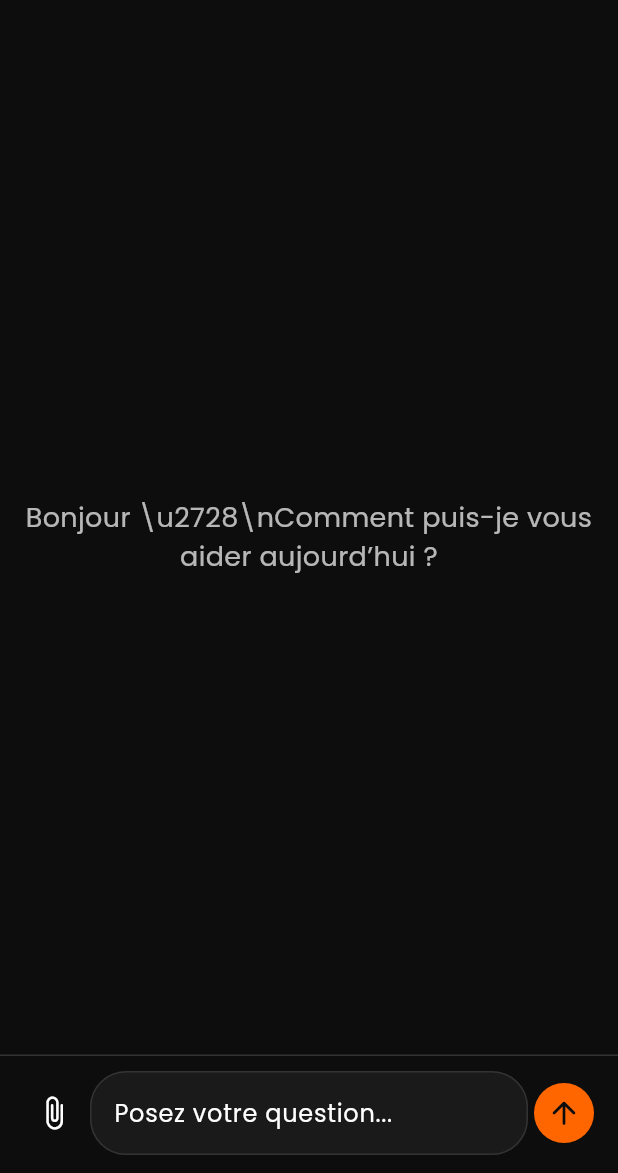
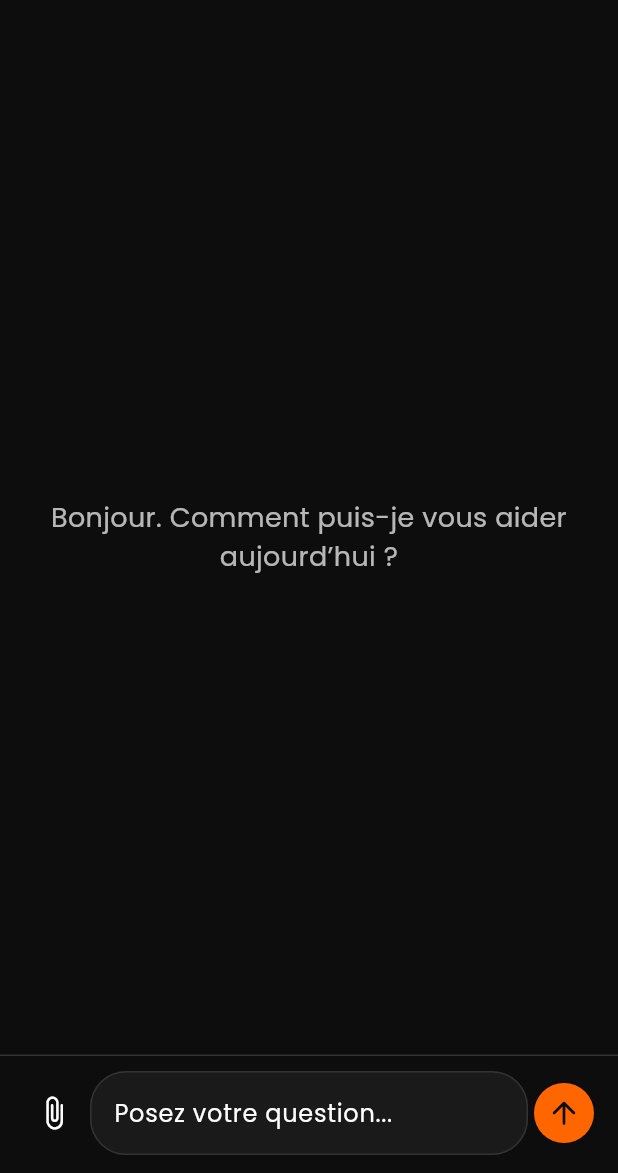
Before and after one commit to justin2119/ChatRodi, a Flutter app: the ChatScreen screen opened by its route, on a phone screen of 412 x 824 dp, the part 63-1236 px from its top. Run offline on Flutter 3.47's test engine with Material 3 defaults, Android fonts, the phone set to English and light mode, and no system bars; our stand-ins replace dio, flutter_dotenv, flutter_riverpod, flutter_secure_storage, go_router, google_fonts; accounts and stored records are empty.

Commit message:
Update chat greeting text

```diff
--- a/chat_rodi/lib/features/chat/presentation/screens/chat_screen.dart
+++ b/chat_rodi/lib/features/chat/presentation/screens/chat_screen.dart
@@ -46,7 +46,7 @@ class _ChatScreenState extends ConsumerState<ChatScreen> {
       drawer: const ChatDrawer(),
       body: Column(children: [
         Expanded(child: state.messages.isEmpty
-            ? const Center(child: Text('Bonjour \\u2728\\nComment puis-je vous aider aujourd’hui ?', textAlign: TextAlign.center, style: TextStyle(color: Colors.white70, fontSize: 18)))
+            ? const Center(child: Text('Bonjour. Comment puis-je vous aider aujourd’hui ?', textAlign: TextAlign.center, style: TextStyle(color: Colors.white70, fontSize: 18)))
             : ListView.builder(padding: const EdgeInsets.all(16), itemCount: state.messages.length, itemBuilder: (context, index) => _MessageBubble(message: state.messages[index]))),
         if (state.errorMessage != null) Padding(padding: const EdgeInsets.all(8), child: Text(state.errorMessage!, style: const TextStyle(color: Colors.redAccent))),
         SafeArea(top: false, child: Container(
```
